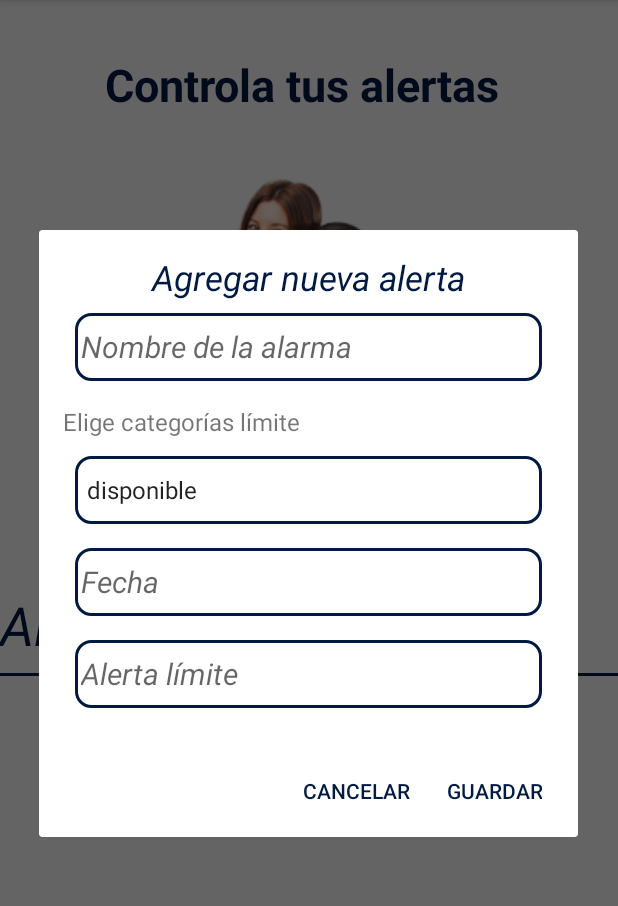
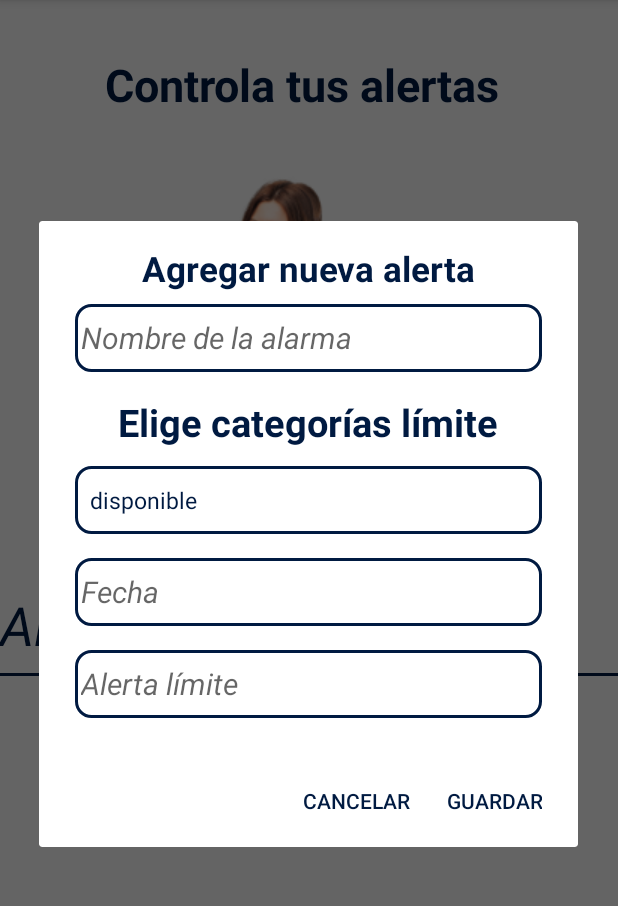
Before and after one commit to JmanCentral/Finazapp, an Android app built with Jetpack Compose: the fragment FragmentAlertas shown on its own in the app's theme, after a tap on "agrega tus alertas", on a phone screen of 412 x 824 dp, the part 84-990 px from its top. Run offline under Robolectric (Android 15) with nearby library versions, the phone set to English and light mode, and no system bars; our stand-ins replace Room's generated code.

Commit message:
Ajuste del spinner

```diff
--- a/app/src/main/java/com/practica/finazapp/Vista/FragmentAlertas.kt
+++ b/app/src/main/java/com/practica/finazapp/Vista/FragmentAlertas.kt
@@ -89,8 +89,8 @@ class FragmentAlertas : Fragment(), AlertasListener {
 
         // Configurar el Spinner con las opciones de categorías
         val categorias = listOf("disponible", "Gastos Hormiga", "Alimentos", "Transporte", "Servicios", "Mercado")
-        val adapter = ArrayAdapter(requireContext(), android.R.layout.simple_spinner_item, categorias)
-        adapter.setDropDownViewResource(android.R.layout.simple_spinner_dropdown_item)
+        val adapter = ArrayAdapter(requireContext(), R.layout.item_spinner, categorias)
+        adapter.setDropDownViewResource(R.layout.item_spinner)
         spinnerDescripcion.adapter = adapter
 
         editTextFecha.setOnClickListener {
--- a/app/src/main/res/layout/dialog_nueva_alerta.xml
+++ b/app/src/main/res/layout/dialog_nueva_alerta.xml
@@ -10,6 +10,7 @@
         android:layout_width="match_parent"
         android:layout_height="wrap_content"
         android:gravity="center"
+        android:textStyle="bold"
         android:text="@string/nuevaalerta" />
 
     <com.google.android.material.textfield.TextInputEditText
@@ -26,8 +27,11 @@
     <TextView
         android:layout_width="match_parent"
         android:layout_height="wrap_content"
+        android:gravity="center"
         android:text="Elige categorías límite"
-        android:textSize="16sp"
+        android:textSize="25sp"
+        android:textStyle="bold"
+        android:textColor="#001A41"
         android:layout_marginTop="8dp"
         android:layout_marginBottom="4dp"/>
 
--- /dev/null
+++ b/app/src/main/res/layout/item_spinner.xml
@@ -0,0 +1,8 @@
+<?xml version="1.0" encoding="utf-8"?>
+<TextView
+    android:layout_width="match_parent"
+    android:layout_height="wrap_content"
+    android:textSize="15sp"
+    android:padding="10sp"
+    android:textColor = "#001A41"
+    xmlns:android="http://schemas.android.com/apk/res/android"/>
```
Also changed, not shown: app/src/main/java/com/practica/finazapp/Vista/DashboardFragment.kt (+22 -5 lines), app/src/main/res/drawable-xhdpi/ingresos.png (deleted), app/src/main/res/drawable-xxhdpi/ingresos.png (deleted), app/src/main/res/drawable-xxxhdpi/ingresos.png (deleted).
